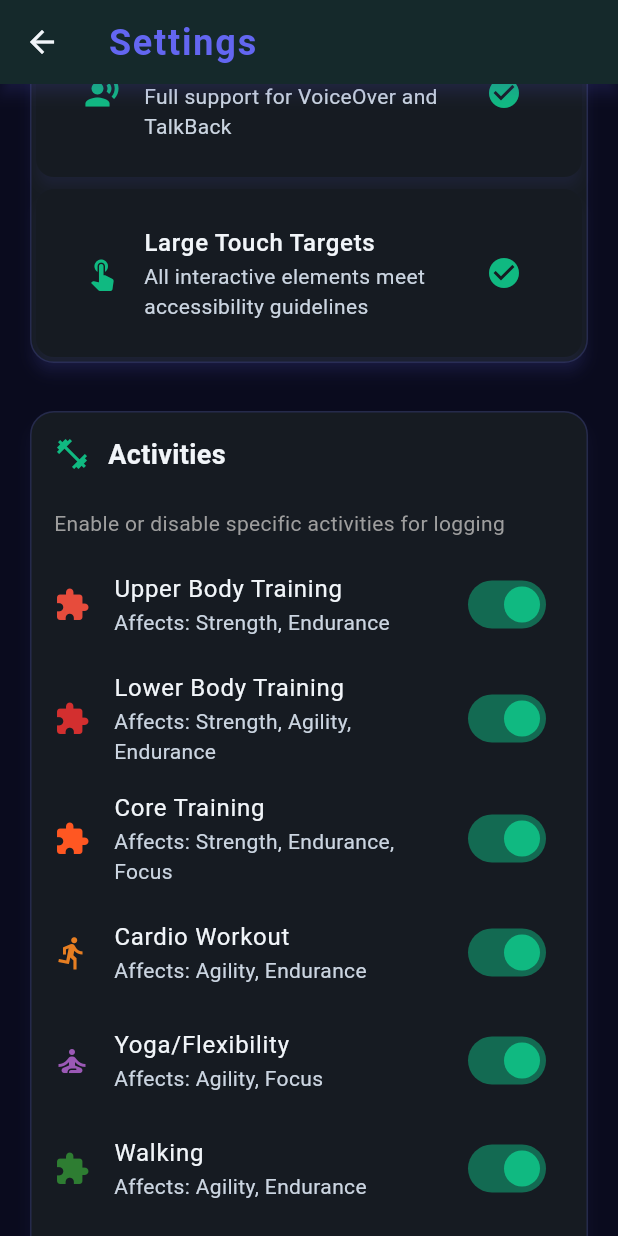
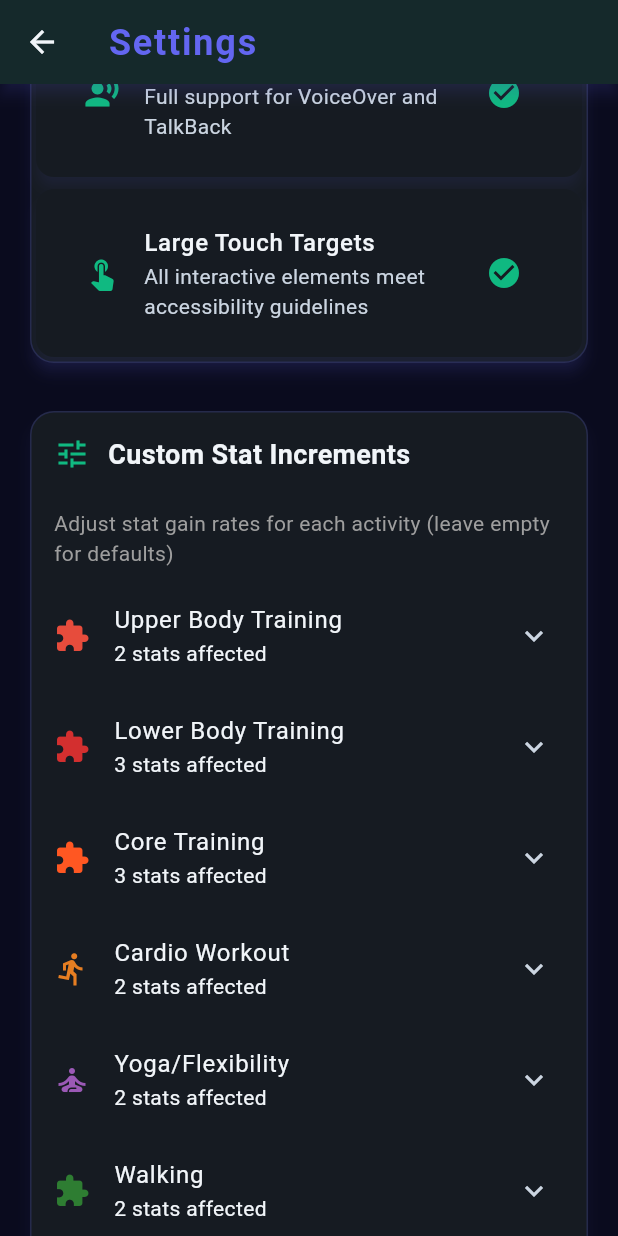
Before and after one commit to ashish8754/YOLOLVL, a Flutter app: the SettingsScreen screen opened directly, scrolled down 576 dp, on a phone screen of 412 x 824 dp. Run offline on Flutter 3.47's test engine with Material 3 defaults, Android fonts, the phone set to English and light mode, and no system bars; our stand-ins replace file_picker, fl_chart, flutter_animate, flutter_local_notifications, hive, hive_flutter and 2 more; accounts and stored records are empty.

Commit message:
Fixed Settings screen

```diff
--- a/yolvl/lib/providers/activity_provider.dart
+++ b/yolvl/lib/providers/activity_provider.dart
@@ -8,6 +8,7 @@ import '../services/app_lifecycle_service.dart';
 import '../repositories/activity_repository.dart';
 import '../repositories/user_repository.dart';
 import '../providers/achievement_provider.dart';
+import '../providers/settings_provider.dart';
 
 /// Provider for managing activity logging, history, and deletion with stat reversal
 ///
@@ -90,9 +91,11 @@ class ActivityProvider extends ChangeNotifier {
   ActivityProvider({
     ActivityService? activityService,
     AppLifecycleService? appLifecycleService,
+    SettingsProvider? settingsProvider,
   }) : _activityService = activityService ?? ActivityService(
           activityRepository: ActivityRepository(),
           userRepository: UserRepository(),
+          settingsProvider: settingsProvider,
         ),
        _appLifecycleService = appLifecycleService {
     // Listen to app lifecycle changes if service is provided
--- a/yolvl/lib/screens/activity_logging_screen.dart
+++ b/yolvl/lib/screens/activity_logging_screen.dart
@@ -3,6 +3,7 @@ import 'package:flutter/services.dart';
 import 'package:provider/provider.dart';
 import '../models/enums.dart';
 import '../providers/activity_provider.dart';
+import '../providers/settings_provider.dart';
 import '../services/activity_service.dart';
 import '../widgets/floating_stat_gain_animation.dart';
 import '../widgets/level_up_celebration.dart';
@@ -46,8 +47,9 @@ class _ActivityLoggingScreenState extends State<ActivityLoggingScreen> {
   }
 
   void _updateGainPreview() {
-    // Create a temporary activity service to calculate gains
-    final activityService = ActivityService();
+    // Create a temporary activity service to calculate gains with settings
+    final settingsProvider = context.read<SettingsProvider>();
+    final activityService = ActivityService(settingsProvider: settingsProvider);
     setState(() {
       _gainPreview = activityService.calculateExpectedGains(
         activityType: _selectedActivityType,
--- a/yolvl/lib/screens/settings_screen.dart
+++ b/yolvl/lib/screens/settings_screen.dart
@@ -103,8 +103,6 @@ class _SettingsScreenState extends State<SettingsScreen> {
                 const SizedBox(height: 24),
                 _buildAccessibilitySection(settingsProvider),
                 const SizedBox(height: 24),
-                _buildActivitySection(settingsProvider),
-                const SizedBox(height: 24),
                 _buildCustomStatsSection(settingsProvider),
                 const SizedBox(height: 24),
                 _buildGameplaySection(settingsProvider),
@@ -142,33 +140,6 @@ class _SettingsScreenState extends State<SettingsScreen> {
     );
   }
 
-  Widget _buildActivitySection(SettingsProvider settingsProvider) {
-    return _buildSection(
-      title: 'Activities',
-      icon: Icons.fitness_center,
-      children: [
-        const Padding(
-          padding: EdgeInsets.symmetric(horizontal: 16.0, vertical: 8.0),
-          child: Text(
-            'Enable or disable specific activities for logging',
-            style: TextStyle(fontSize: 14, color: Colors.grey),
-          ),
-        ),
-        ...ActivityType.values.map((activityType) {
-          return SwitchListTile(
-            title: Text(activityType.displayName),
-            subtitle: Text(_getActivityDescription(activityType)),
-            value: settingsProvider.isActivityEnabled(activityType),
-            onChanged: (value) => settingsProvider.setActivityEnabled(activityType, value),
-            secondary: Icon(
-              activityType.icon,
-              color: activityType.color,
-            ),
-          );
-        }),
-      ],
-    );
-  }
 
   Widget _buildCustomStatsSection(SettingsProvider settingsProvider) {
     return _buildSection(
@@ -182,7 +153,7 @@ class _SettingsScreenState extends State<SettingsScreen> {
             style: TextStyle(fontSize: 14, color: Colors.grey),
           ),
         ),
-        ...ActivityType.values.where((activity) => settingsProvider.isActivityEnabled(activity)).map((activityType) {
+        ...ActivityType.values.map((activityType) {
           return _buildCustomStatTile(activityType, settingsProvider);
         }),
         if (settingsProvider.hasCustomStatIncrements()) ...[
@@ -559,11 +530,6 @@ class _SettingsScreenState extends State<SettingsScreen> {
     );
   }
 
-  String _getActivityDescription(ActivityType activityType) {
-    final defaultGains = StatsService.getDefaultStatGains(activityType);
-    final statNames = defaultGains.keys.map((stat) => stat.displayName).join(', ');
-    return 'Affects: $statNames';
-  }
 
   Future<void> _showTimePicker(SettingsProvider settingsProvider) async {
     final TimeOfDay? picked = await showTimePicker(
--- a/yolvl/lib/services/activity_service.dart
+++ b/yolvl/lib/services/activity_service.dart
@@ -5,6 +5,7 @@ import '../models/enums.dart';
 import '../models/user.dart';
 import '../repositories/activity_repository.dart';
 import '../repositories/user_repository.dart';
+import '../providers/settings_provider.dart';
 import 'exp_service.dart';
 import 'stats_service.dart';
 
@@ -44,12 +45,15 @@ import 'stats_service.dart';
 class ActivityService {
   final ActivityRepository _activityRepository;
   final UserRepository _userRepository;
+  final SettingsProvider? _settingsProvider;
 
   ActivityService({
     ActivityRepository? activityRepository,
     UserRepository? userRepository,
+    SettingsProvider? settingsProvider,
   })  : _activityRepository = activityRepository ?? ActivityRepository(),
-        _userRepository = userRepository ?? UserRepository();
+        _userRepository = userRepository ?? UserRepository(),
+        _settingsProvider = settingsProvider;
 
   /// Log an activity for the current user
   /// Returns ActivityLogResult with success status and level-up information
@@ -72,8 +76,8 @@ class ActivityService {
         return ActivityLogResult.error('No user found. Please complete onboarding first.');
       }
 
-      // Calculate gains
-      final statGains = StatsService.calculateStatGains(activityType, durationMinutes);
+      // Calculate gains (with custom increments if available)
+      final statGains = _calculateStatGainsWithCustomSettings(activityType, durationMinutes);
       final expGain = _calculateEXPGain(activityType, durationMinutes);
 
       // Create activity log
@@ -701,7 +705,7 @@ class ActivityService {
       return ActivityGainPreview.invalid(validationResult.errorMessage!);
     }
 
-    final statGains = StatsService.calculateStatGains(activityType, durationMinutes);
+    final statGains = _calculateStatGainsWithCustomSettings(activityType, durationMinutes);
     final expGain = _calculateEXPGain(activityType, durationMinutes);
 
     return ActivityGainPreview(
@@ -731,6 +735,38 @@ class ActivityService {
     }
 
     return ActivityValidationResult.valid();
+  }
+
+  /// Calculate stat gains with custom settings if available
+  Map<StatType, double> _calculateStatGainsWithCustomSettings(
+    ActivityType activityType,
+    int durationMinutes,
+  ) {
+    // Get default stat gains first
+    final defaultGains = StatsService.calculateStatGains(activityType, durationMinutes);
+
+    // If no settings provider or no custom increments, return defaults
+    if (_settingsProvider == null) {
+      return defaultGains;
+    }
+
+    // Apply custom increments if available
+    final customGains = <StatType, double>{};
+    final durationHours = durationMinutes / 60.0;
+
+    for (final statType in StatType.values) {
+      final customIncrement = _settingsProvider!.getCustomStatIncrement(activityType, statType);
+
+      if (customIncrement != null) {
+        // Use custom increment per hour
+        customGains[statType] = customIncrement * durationHours;
+      } else if (defaultGains.containsKey(statType)) {
+        // Use default gain if no custom increment is set
+        customGains[statType] = defaultGains[statType]!;
+      }
+    }
+
+    return customGains.isNotEmpty ? customGains : defaultGains;
   }
 
   /// Calculate EXP gain based on activity type and duration
```
Also changed, not shown: yolvl/lib/main.dart (+8 -1 lines).
